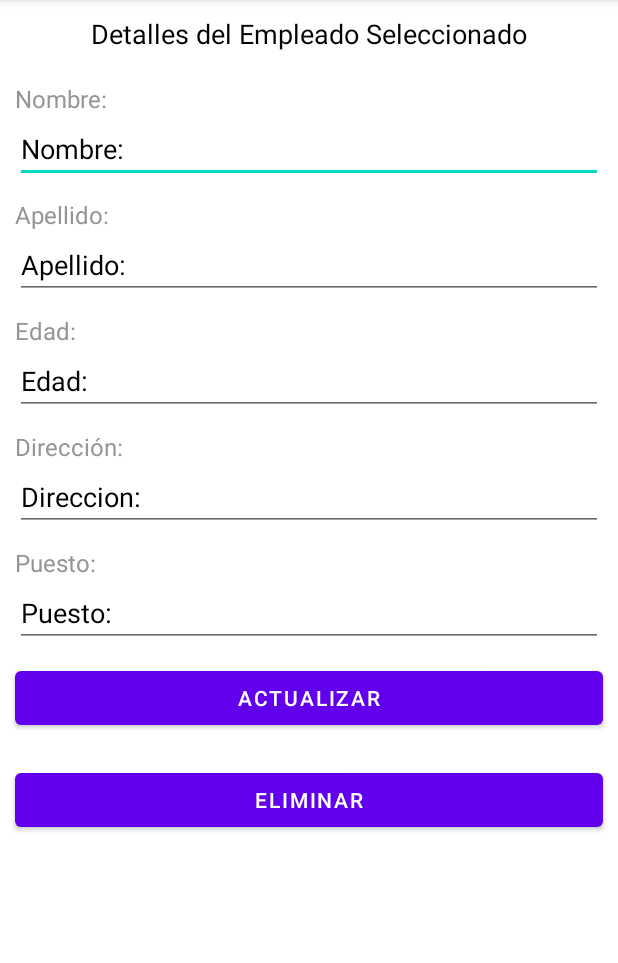
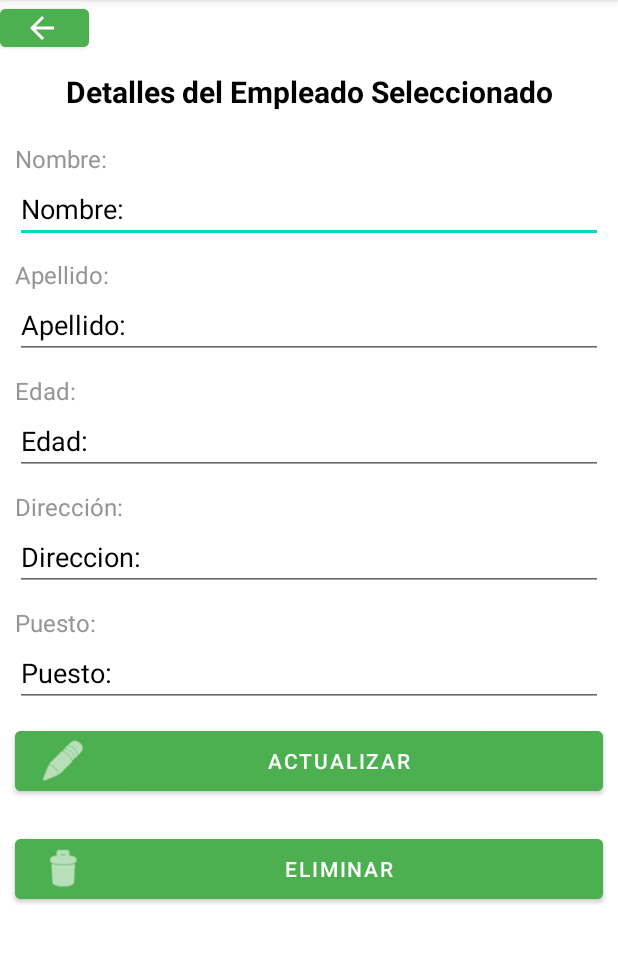
Before and after one commit to SamirUlloa/Ejercicio3.2, an Android app: the ActivityDetalleEmple screen opened directly, with no data from a screen before it, on a phone screen of 412 x 824 dp, the part 84-1047 px from its top. Run offline under Robolectric (Android 15) with nearby library versions, the phone set to English and light mode, and no system bars; our stand-ins replace Firebase (no records; nobody signed in at launch, a user with empty details on screens opened directly).

Commit message:
Unos arreglitos pequeñitos

```diff
--- a/app/src/main/java/com/aplicacion/ejercicio3_2/ActivityDetalleEmple.java
+++ b/app/src/main/java/com/aplicacion/ejercicio3_2/ActivityDetalleEmple.java
@@ -27,7 +27,7 @@ public class ActivityDetalleEmple extends AppCompatActivity {
     DatabaseReference mDatabase;
 
     EditText txtEmpledoNombre, txtEmpledoApellido, txtEmpledoEdad, txtEmpledoDireccion, txtEmpledoPuesto;
-    Button btnActualizar, btnEliminar;
+    Button btnActualizar, btnEliminar, btnAtras;
 
     @Override
     protected void onCreate(Bundle savedInstanceState) {
@@ -47,6 +47,7 @@ public class ActivityDetalleEmple extends AppCompatActivity {
 
         btnActualizar = (findViewById(R.id.btnActualizar));
         btnEliminar = (findViewById(R.id.btnEliminar));
+        btnAtras = (Button) findViewById(R.id.btnVolver2);
 
         infoEmpleado();
 
@@ -85,6 +86,16 @@ public class ActivityDetalleEmple extends AppCompatActivity {
                 dialog.show();
             }
         });
+
+        // volver a pagina principal
+        btnAtras.setOnClickListener(new View.OnClickListener() {
+            @Override
+            public void onClick(View view) {
+                Intent intent = new Intent(getApplicationContext(),ActivityListaEmple.class);
+                startActivity(intent);
+            }
+        });
+
     }
 
     public void infoEmpleado(){
--- a/app/src/main/res/layout/activity_detalle_emple.xml
+++ b/app/src/main/res/layout/activity_detalle_emple.xml
@@ -8,16 +8,30 @@
     android:background="@color/white"
     tools:context=".ActivityDetalleEmple">
 
+    <Button
+        android:id="@+id/btnVolver2"
+        android:layout_width="59dp"
+        android:layout_height="37dp"
+        android:backgroundTint="#4CAF50"
+        app:icon="?attr/actionModeCloseDrawable"
+        app:layout_constraintBottom_toBottomOf="parent"
+        app:layout_constraintEnd_toEndOf="parent"
+        app:layout_constraintHorizontal_bias="0.0"
+        app:layout_constraintStart_toStartOf="parent"
+        app:layout_constraintTop_toTopOf="parent"
+        app:layout_constraintVertical_bias="0.0" />
+
     <TextView
         android:id="@+id/textView2"
         android:layout_width="match_parent"
         android:layout_height="wrap_content"
         android:layout_margin="10dp"
+        android:text="Detalles del Empleado Seleccionado"
+        android:textAlignment="center"
         android:textColor="@color/black"
         android:textColorHint="@color/black"
-        android:textSize="18dp"
-        android:textAlignment="center"
-        android:text="Detalles del Empleado Seleccionado" />
+        android:textSize="20sp"
+        android:textStyle="bold" />
 
     <TextView
         android:id="@+id/textView5"
@@ -139,13 +153,17 @@
         android:layout_width="match_parent"
         android:layout_height="wrap_content"
         android:layout_margin="10dp"
-        android:text="Actualizar" />
+        android:backgroundTint="#4CAF50"
+        android:text="Actualizar"
+        app:icon="@android:drawable/ic_menu_edit" />
 
     <Button
         android:id="@+id/btnEliminar"
         android:layout_width="match_parent"
         android:layout_height="wrap_content"
         android:layout_margin="10dp"
-        android:text="Eliminar" />
+        android:backgroundTint="#4CAF50"
+        android:text="Eliminar"
+        app:icon="@android:drawable/ic_menu_delete" />
 
 </LinearLayout>
```
Also changed, not shown: app/src/main/java/com/aplicacion/ejercicio3_2/ActivityListaEmple.java (+14 -0 lines), app/src/main/res/layout/activity_lista_emple.xml (+18 -4 lines), app/src/main/res/layout/activity_main.xml (+13 -8 lines).
